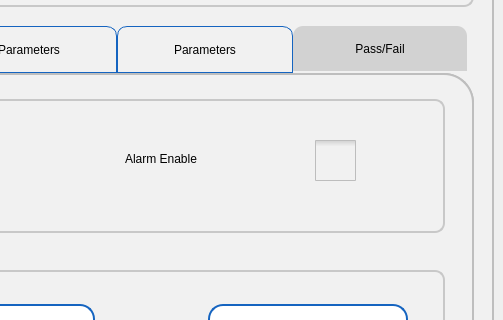
The window that pApp-22-June-2021/smethodsetup.ui (ChandraMVE/PSSC_QT_Development) describes before a commit, drawn with Qt 5; both pictures show x 265 to 768 and y 149 to 469 of the 768 by 946 pixel window.
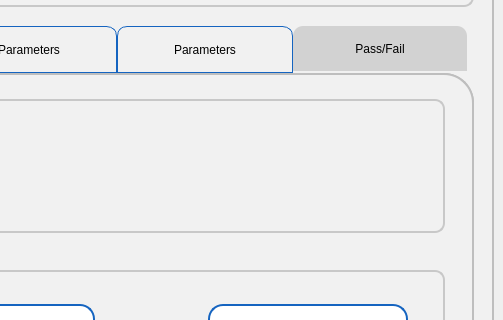
The same window after the commit. The open tabs and pages were chosen to show the change. Icons and pictures are not drawn. Custom widgets are drawn as their Qt base class.

```diff
--- a/pApp-22-June-2021/smethodsetup.ui
+++ b/pApp-22-June-2021/smethodsetup.ui
@@ -2025,91 +2025,6 @@
          <property name="title">
           <string/>
          </property>
-         <widget class="QCheckBox" name="cbAlarmEnable">
-          <property name="geometry">
-           <rect>
-            <x>530</x>
-            <y>50</y>
-            <width>41</width>
-            <height>55</height>
-           </rect>
-          </property>
-          <property name="focusPolicy">
-           <enum>Qt::ClickFocus</enum>
-          </property>
-          <property name="styleSheet">
-           <string notr="true">QCheckBox {
-    spacing: 5px;
- border: 0px solid #999999;
-
-}
-
-QCheckBox::indicator {
-    width: 41px;
-    height: 41px;
-}
-
-QCheckBox::indicator:unchecked {
-	image: url(:/images/icons/ancheck.png);
-}
-
-QCheckBox::indicator:unchecked:disabled{
-	image: url(:/images/icons/andcheck.png);
-}
-QCheckBox::indicator:checked:disabled{
-	image: url(:/images/icons/adcheck.png);
-}
-
-/*
-QCheckBox::indicator:unchecked:hover {
-    image: url(:/images/checkbox_unchecked_hover.png);
-}
-
-QCheckBox::indicator:unchecked:pressed {
-    image: url(:/images/checkbox_unchecked_pressed.png);
-}
-*/
-QCheckBox::indicator:checked {
-    image: url(:/images/icons/acheck.png);
-}
-/*
-QCheckBox::indicator:checked:hover {
-    image: url(:/images/checkbox_checked_hover.png);
-}
-
-QCheckBox::indicator:checked:pressed {
-    image: url(:/images/checkbox_checked_pressed.png);
-}
-
-QCheckBox::indicator:indeterminate:hover {
-    image: url(:/images/checkbox_indeterminate_hover.png);
-}
-/*
-QCheckBox::indicator:indeterminate:pressed {
-    image: url(:/images/checkbox_indeterminate_pressed.png);
-}
-*/</string>
-          </property>
-          <property name="text">
-           <string/>
-          </property>
-         </widget>
-         <widget class="QLabel" name="label_50">
-          <property name="geometry">
-           <rect>
-            <x>340</x>
-            <y>55</y>
-            <width>181</width>
-            <height>41</height>
-           </rect>
-          </property>
-          <property name="styleSheet">
-           <string notr="true">border-width: 0px;</string>
-          </property>
-          <property name="text">
-           <string>Alarm Enable</string>
-          </property>
-         </widget>
          <widget class="QCheckBox" name="cbEnable">
           <property name="geometry">
            <rect>
```
Left out of the diff: 6 changed lines with no effect on the pictures.
